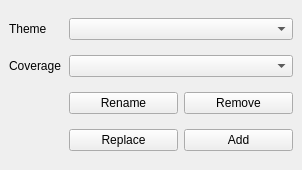
First picture: the form in selector_dockwidget_base.ui, repository LBI-brown/thematic-maps, before the edit.
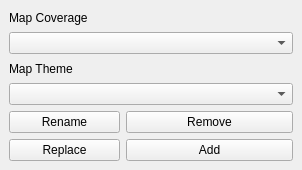
Second picture: the form after the edit.

Patch:
```diff
--- a/selector_dockwidget_base.ui
+++ b/selector_dockwidget_base.ui
@@ -18,35 +18,36 @@
   </property>
   <widget class="QWidget" name="dockWidgetContents">
    <layout class="QGridLayout" name="gridLayout">
-    <item row="0" column="0" colspan="1">
-    <widget class="QLabel" name="theme_combo">
-    <property name="text">
-       <string>Theme</string>
-      </property>
-    </widget>
-    </item>
-    <item row="0" column="1" colspan="4">
-     <widget class="QComboBox" name="PresetComboBox">
-      <property name="toolTip">
-       <string>Theme for map</string>
-      </property>
-     </widget>
-    </item>
-    <item row="1" column="0" colspan="1">
+    
+    <item row="0" column="0" colspan="5">
     <widget class="QLabel" name="coverage_combo">
     <property name="text">
-       <string>Coverage</string>
+       <string>Map Coverage</string>
       </property>
     </widget>
     </item>
-    <item row="1" column="1" colspan="4">
+    <item row="1" column="0" colspan="5">
      <widget class="QComboBox" name="BookmarkComboBox">
       <property name="toolTip">
        <string>Bookmark coverage</string>
       </property>
      </widget>
     </item>
-    <item row="2" column="1" colspan="2">
+    <item row="2" column="0" colspan="5">
+    <widget class="QLabel" name="theme_combo">
+    <property name="text">
+       <string>Map Theme</string>
+      </property>
+    </widget>
+    </item>
+    <item row="3" column="0" colspan="5">
+     <widget class="QComboBox" name="PresetComboBox">
+      <property name="toolTip">
+       <string>Theme for map</string>
+      </property>
+     </widget>
+    </item>
+    <item row="4" column="0" colspan="2">
      <widget class="QPushButton" name="pushButton_rename">
       <property name="toolTip">
        <string>Rename theme</string>
@@ -56,7 +57,7 @@
       </property>
      </widget>
     </item>
-    <item row="2" column="3" colspan="2">
+    <item row="4" column="2" colspan="3">
      <widget class="QPushButton" name="pushButton_remove">
       <property name="toolTip">
        <string>Remove theme</string>
@@ -72,7 +73,7 @@
       </property>
      </widget>
     </item>
-    <item row="3" column="1" colspan="2">
+    <item row="5" column="0" colspan="2">
       <widget class="QPushButton" name="pushButton_replace">
       <property name="toolTip">
        <string>Replace theme in dropdown box with what is actually on map</string>
@@ -82,7 +83,7 @@
       </property>
      </widget>
     </item>
-    <item row="3" column="3" colspan="2">
+    <item row="5" column="2" colspan="3">
      <widget class="QPushButton" name="pushButton_add">
       <property name="toolTip">
        <string>Add shown map layers as new theme</string>
```
